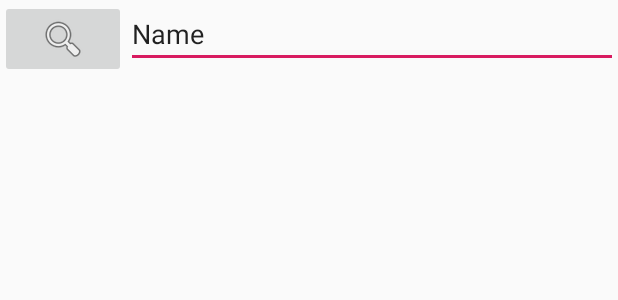
After one commit to JosueDurand96/Hackatrix2019, an Android app: the layout activity_listar_huarique.xml on its own in the app's theme, with its tools: preview values and no code run, on a phone screen of 412 x 824 dp. The commit adds this screen. Shown: the top 300 px of the screen. Run offline under Robolectric (Android 15) with nearby library versions, the phone set to English and light mode, and no system bars; network calls fail.

Commit message:
search 1

```diff
--- /dev/null
+++ b/app/src/main/res/layout/activity_listar_huarique.xml
@@ -0,0 +1,50 @@
+<?xml version="1.0" encoding="utf-8"?>
+<android.support.constraint.ConstraintLayout xmlns:android="http://schemas.android.com/apk/res/android"
+  xmlns:app="http://schemas.android.com/apk/res-auto"
+  xmlns:tools="http://schemas.android.com/tools"
+  android:layout_width="match_parent"
+  android:layout_height="match_parent"
+  tools:context=".LugaresTuristicos.ListarHuariqueActivity">
+
+  <LinearLayout
+    android:layout_width="match_parent"
+    android:layout_height="match_parent"
+    android:orientation="vertical">
+
+    <LinearLayout
+      android:layout_width="match_parent"
+      android:layout_height="wrap_content"
+      android:orientation="horizontal"
+      >
+
+
+      <ImageButton
+        android:id="@+id/imageButton3"
+        android:layout_width="92dp"
+        android:layout_height="wrap_content"
+        android:layout_weight="1"
+        app:srcCompat="@android:drawable/ic_menu_search" />
+
+      <EditText
+        android:id="@+id/editText2"
+        android:layout_width="328dp"
+        android:layout_height="wrap_content"
+        android:ems="10"
+        android:inputType="textPersonName"
+        android:text="Name" />
+
+    </LinearLayout>
+
+    <RelativeLayout
+      android:layout_width="match_parent"
+      android:layout_height="match_parent">
+
+      <android.support.v7.widget.RecyclerView
+        android:id="@+id/huariqueRecycler"
+        android:layout_width="match_parent"
+        android:layout_height="match_parent" />
+    </RelativeLayout>
+
+  </LinearLayout>
+
+</android.support.constraint.ConstraintLayout>
```
Also changed, not shown: app/src/main/AndroidManifest.xml (+4 -3 lines), app/src/main/java/com/turismogo/LugaresTuristicos/ListRegionActivity.java (+34 -0 lines), app/src/main/java/com/turismogo/LugaresTuristicos/ListarHuariqueActivity.java (added, +42 -0 lines).
